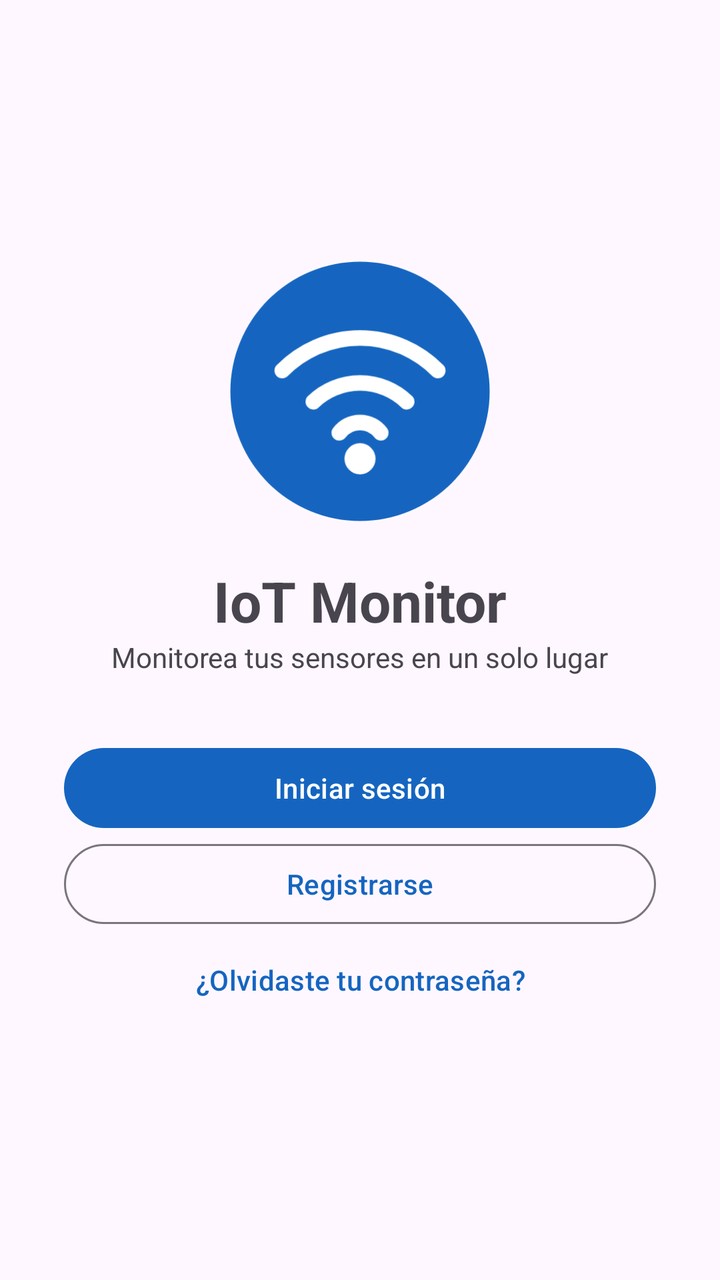
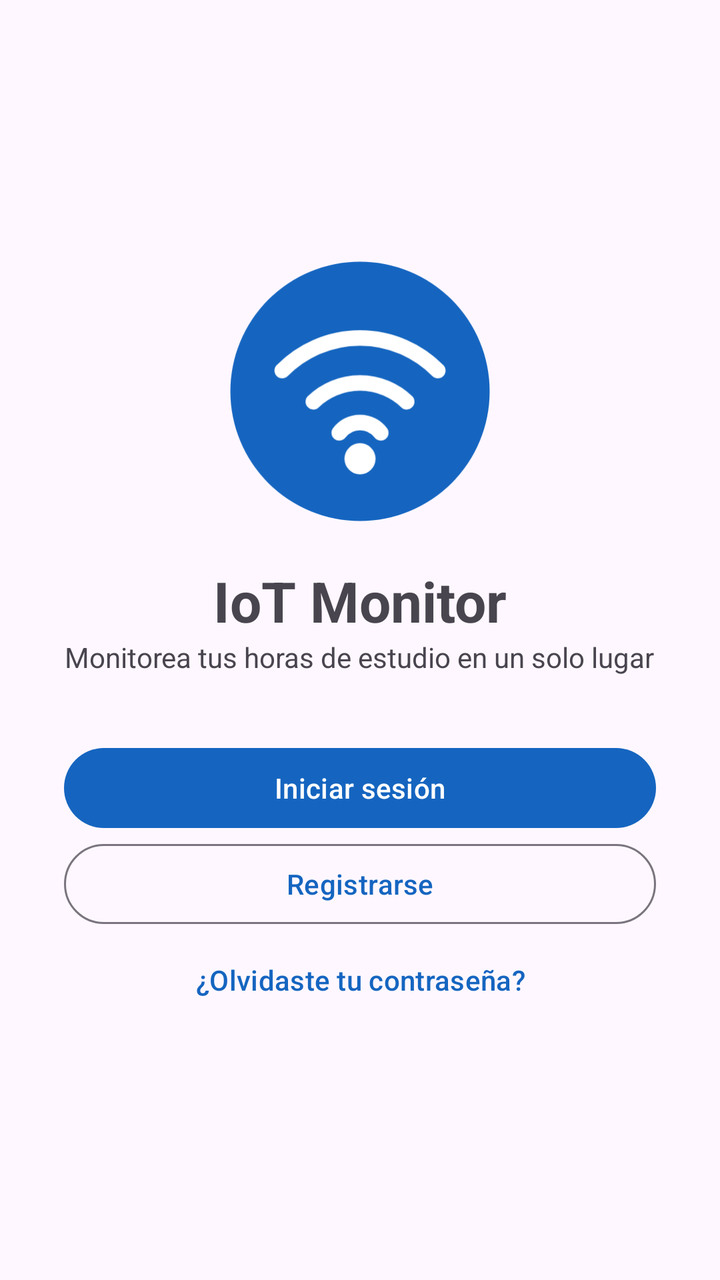

Screens rendered from an Android XML layout before and after an edit, with the pre-edit source and the edit as a unified diff.
<!-- AndroidManifest.xml: application theme Theme.Lab6 -->
<!-- res/layout/activity_main.xml -->
<?xml version="1.0" encoding="utf-8"?>
<LinearLayout xmlns:android="http://schemas.android.com/apk/res/android"
    android:layout_width="match_parent"
    android:layout_height="match_parent"
    android:gravity="center"
    android:orientation="vertical"
    android:padding="32dp">

    <ImageView
        android:layout_width="140dp"
        android:layout_height="140dp"
        android:contentDescription="Logo"
        android:src="@drawable/ic_logo" />

    <TextView
        android:layout_width="wrap_content"
        android:layout_height="wrap_content"
        android:layout_marginTop="16dp"
        android:text="IoT Monitor"
        android:textSize="28sp"
        android:textStyle="bold" />

    <TextView
        android:layout_width="wrap_content"
        android:layout_height="wrap_content"
        android:layout_marginBottom="32dp"
        android:text="Monitorea tus sensores en un solo lugar" />

    <Button
        android:id="@+id/btnIngresar"
        android:layout_width="match_parent"
        android:layout_height="wrap_content"
        android:text="Iniciar sesión" />

    <Button
        android:id="@+id/btnRegistrar"
        style="@style/Widget.Material3.Button.OutlinedButton"
        android:layout_width="match_parent"
        android:layout_height="wrap_content"
        android:text="Registrarse" />

    <Button
        android:id="@+id/btnRecuperar"
        style="@style/Widget.Material3.Button.TextButton"
        android:layout_width="match_parent"
        android:layout_height="wrap_content"
        android:text="¿Olvidaste tu contraseña?" />
</LinearLayout>
<!-- resources referenced by this layout -->
<resources>
  <!-- drawable ic_logo (drawable) -->
  <vector xmlns:android="http://schemas.android.com/apk/res/android"
      android:width="108dp"
      android:height="108dp"
      android:viewportWidth="108"
      android:viewportHeight="108">
      <path android:fillColor="#1565C0" android:pathData="M54,54m-50,0a50,50 0,1 1,100 0a50,50 0,1 1,-100 0" />
      
      <path android:fillColor="#00000000" android:strokeColor="#FFFFFF" android:strokeWidth="6" android:strokeLineCap="round"
          android:pathData="M24,46 A42,42 0 0,1 84,46" />
      <path android:fillColor="#00000000" android:strokeColor="#FFFFFF" android:strokeWidth="6" android:strokeLineCap="round"
          android:pathData="M36,58 A26,26 0 0,1 72,58" />
      <path android:fillColor="#00000000" android:strokeColor="#FFFFFF" android:strokeWidth="6" android:strokeLineCap="round"
          android:pathData="M46,70 A10,10 0 0,1 62,70" />
      <path android:fillColor="#FFFFFF" android:pathData="M54,80m-6,0a6,6 0,1 1,12 0a6,6 0,1 1,-12 0" />
  </vector>
  <style name="Theme.Lab6" parent="Theme.Material3.Light.NoActionBar">
          <item name="colorPrimary">#1565C0</item>
      </style>
</resources>

<!-- the commit's change to res/layout/activity_main.xml (unified diff, before → after) -->
@@ -24,7 +24,7 @@
         android:layout_width="wrap_content"
         android:layout_height="wrap_content"
         android:layout_marginBottom="32dp"
-        android:text="Monitorea tus sensores en un solo lugar" />
+        android:text="Monitorea tus horas de estudio en un solo lugar" />
 
     <Button
         android:id="@+id/btnIngresar"
